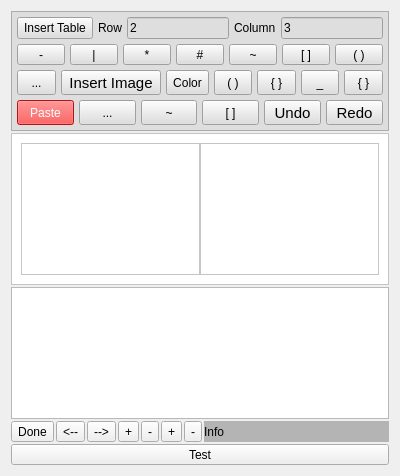
Above: src/dlgMainNotes.ui from ic005k/Knot-Legacy before the change. Below: the same form after it.
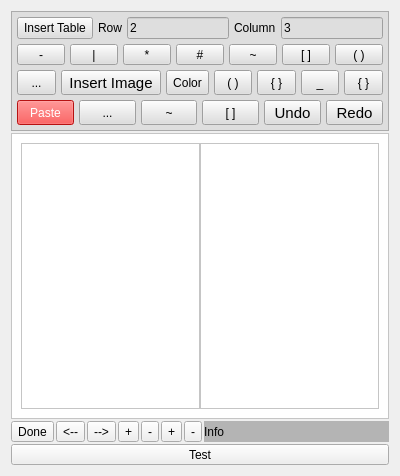
That is the form after the change. Icons and pictures are not drawn.

```diff
--- a/src/dlgMainNotes.ui
+++ b/src/dlgMainNotes.ui
@@ -624,9 +624,6 @@
      </layout>
     </widget>
    </item>
-   <item>
-    <widget class="QTextEdit" name="textEdit"/>
-   </item>
    <item>
     <layout class="QHBoxLayout" name="horizontalLayout_6">
      <item>
```
